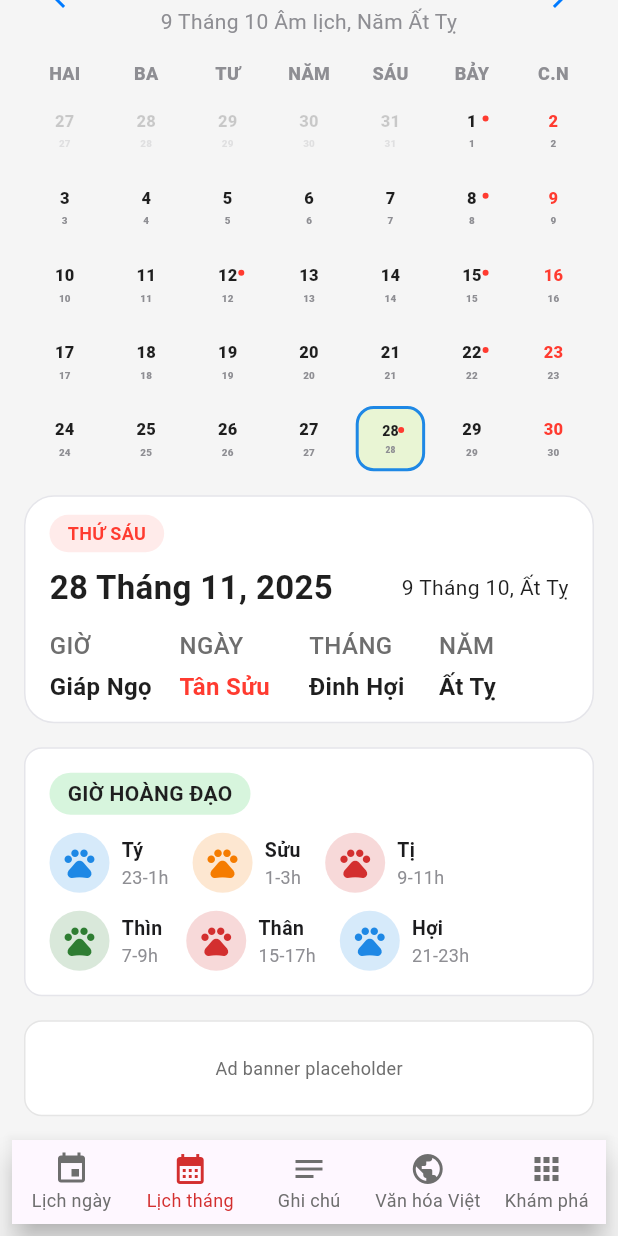
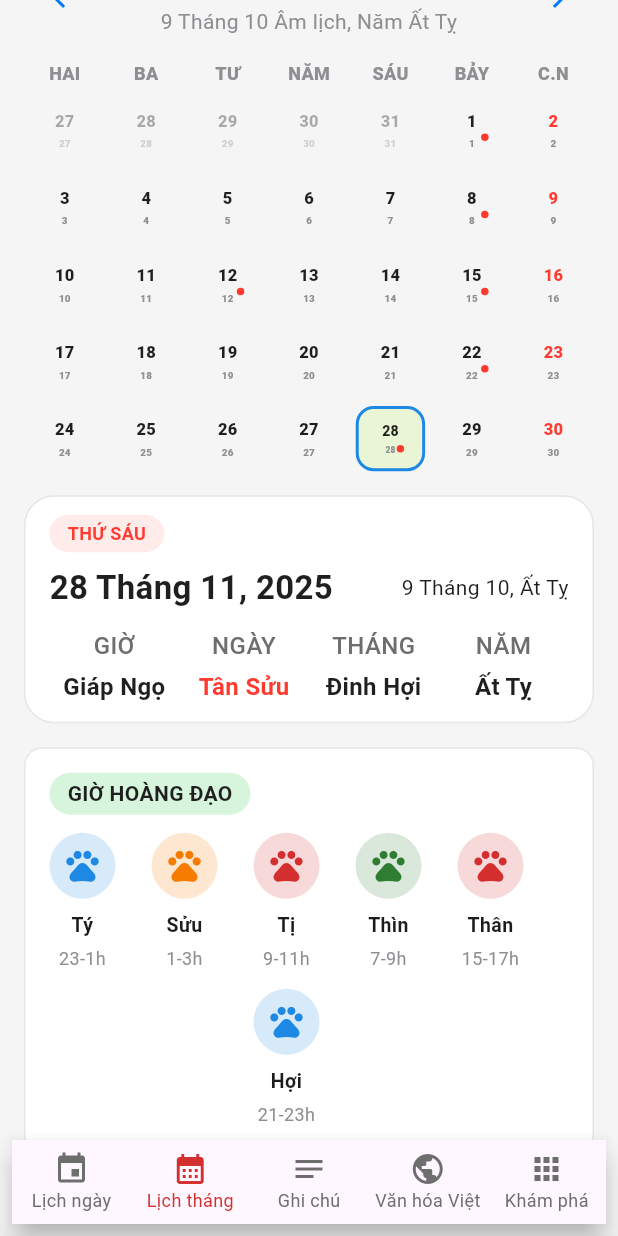
Before and after one commit to duongnh193/Calender-Flutter-App, a Flutter app: the screen it shows after launch, item 2 of the bottom bar chosen, scrolled down 41 dp, on a phone screen of 412 x 824 dp. Run offline on Flutter 3.47's test engine with Material 3 defaults, Android fonts, the phone set to English and light mode, and no system bars; our stand-ins replace flutter_riverpod, go_router.

Commit message:
update UI month panel and golden hours widget

```diff
--- a/lib/common_widgets/calendar/day_cell.dart
+++ b/lib/common_widgets/calendar/day_cell.dart
@@ -29,7 +29,7 @@ class DayCell extends StatelessWidget {
 
   @override
   Widget build(BuildContext context) {
-    final opacity = isCurrentMonth ? 1.0 : 0.45;
+    final opacity = isCurrentMonth ? 1.0 : 0.6;
     final border = isSelected
         ? Border.all(color: AppColors.accentBlue, width: 2)
         : null;
@@ -55,11 +55,11 @@ class DayCell extends StatelessWidget {
             children: [
               if (isSpecial)
                 Positioned(
-                  top: AppSpacing.xs,
+                  top: AppSpacing.l,
                   right: AppSpacing.xs,
                   child: Container(
-                    width: 4,  // nhỏ hơn cho giống iOS
-                    height: 4,
+                    width: 5,
+                    height: 5,
                     decoration: const BoxDecoration(
                       color: AppColors.calendarDotRed,
                       shape: BoxShape.circle,
--- a/lib/features/calendar/presentation/widgets/month_golden_hours_section.dart
+++ b/lib/features/calendar/presentation/widgets/month_golden_hours_section.dart
@@ -47,7 +47,8 @@ class MonthGoldenHoursSection extends StatelessWidget {
           ),
           const SizedBox(height: AppSpacing.m),
           Wrap(
-            spacing: AppSpacing.l,
+            alignment: WrapAlignment.center,
+            spacing: AppSpacing.xl,
             runSpacing: AppSpacing.m,
             children: items
                 .map(
@@ -83,31 +84,29 @@ class _GoldenHourItem extends StatelessWidget {
 
   @override
   Widget build(BuildContext context) {
-    return Row(
+    return Column(
       mainAxisSize: MainAxisSize.min,
       children: [
         Container(
-          width: 40,
-          height: 40,
+          width: 44,
+          height: 44,
           decoration: BoxDecoration(
             color: item.color.withAlpha((255 * 0.18).round()),
             shape: BoxShape.circle,
           ),
-          child: Icon(item.icon, color: item.color),
+          child: Icon(item.icon, color: item.color, size: 26),
         ),
-        const SizedBox(width: AppSpacing.s),
-        Column(
-          crossAxisAlignment: CrossAxisAlignment.start,
-          children: [
+        const SizedBox(height: AppSpacing.s),
         Text(
           item.name,
           style: AppTypography.calendarGoldenHourLabel(sizeClass),
+          textAlign: TextAlign.center,
         ),
+        const SizedBox(height: AppSpacing.xs),
         Text(
           item.timeRange,
           style: AppTypography.calendarGoldenHourTime(sizeClass),
-            ),
-          ],
+          textAlign: TextAlign.center,
         ),
       ],
     );
--- a/lib/features/calendar/presentation/widgets/month_selected_day_panel.dart
+++ b/lib/features/calendar/presentation/widgets/month_selected_day_panel.dart
@@ -80,6 +80,7 @@ class MonthSelectedDayPanel extends StatelessWidget {
           ),
           const SizedBox(height: AppSpacing.m),
           Row(
+            mainAxisAlignment: MainAxisAlignment.spaceEvenly,
             children: [
               _ValueColumn(
                 label: 'GIỜ',
@@ -136,11 +137,11 @@ class _ValueColumn extends StatelessWidget {
   Widget build(BuildContext context) {
     return Expanded(
       child: Column(
-        crossAxisAlignment: CrossAxisAlignment.start,
+        crossAxisAlignment: CrossAxisAlignment.center,
         children: [
-          Text(label, style: labelStyle),
+          Text(label, style: labelStyle, textAlign: TextAlign.center),
           const SizedBox(height: AppSpacing.xs),
-          Text(value, style: valueStyle),
+          Text(value, style: valueStyle, textAlign: TextAlign.center),
         ],
       ),
     );
```
Lines whose indentation alone changed are shown as unchanged.
